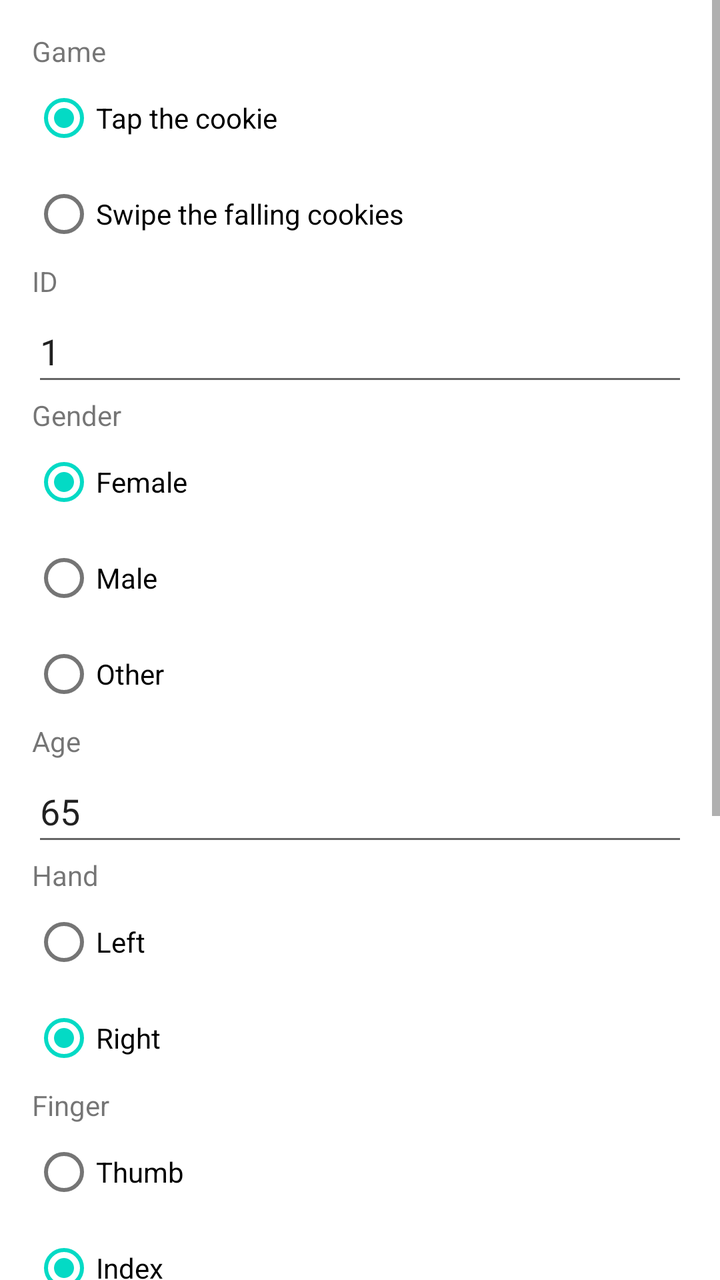
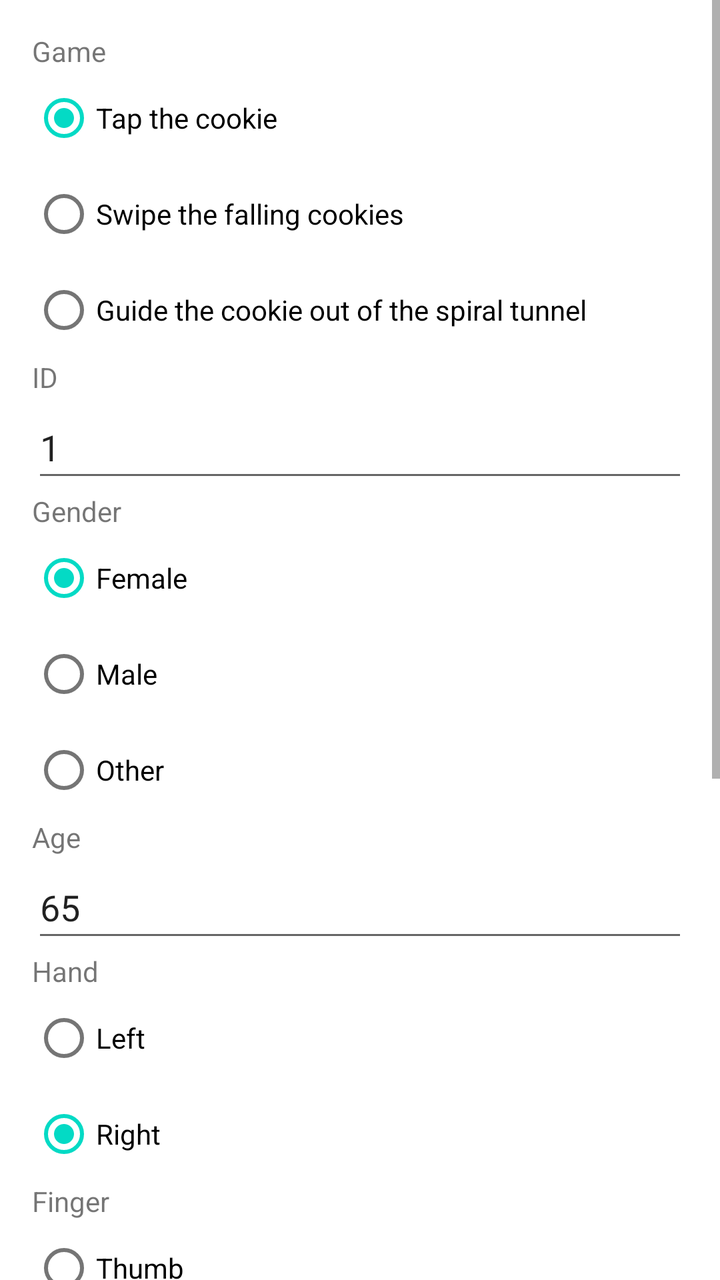

Two renders of the same Android screen: before a commit and after it. Below are the layout's source before the change and the commit's diff.
<!-- AndroidManifest.xml: application theme Theme.CookieCollector -->
<!-- res/layout/activity_setup.xml -->
<?xml version="1.0" encoding="utf-8"?>
<androidx.constraintlayout.widget.ConstraintLayout xmlns:android="http://schemas.android.com/apk/res/android"
    xmlns:app="http://schemas.android.com/apk/res-auto"
    xmlns:tools="http://schemas.android.com/tools"
    android:layout_width="match_parent"
    android:layout_height="match_parent"
    tools:context=".SetupActivity">

    <ScrollView
        android:layout_width="match_parent"
        android:layout_height="match_parent">

        <LinearLayout
            android:layout_width="match_parent"
            android:layout_height="wrap_content"
            android:orientation="vertical"
            android:padding="16dp">

            <TextView
                android:id="@+id/textViewGame"
                android:layout_width="match_parent"
                android:layout_height="wrap_content"
                android:text="@string/game" />

            <RadioGroup
                android:id="@+id/gameRadioGroup"
                android:layout_width="match_parent"
                android:layout_height="wrap_content">

                <RadioButton
                    android:id="@+id/tapGameRadioButton"
                    android:layout_width="match_parent"
                    android:layout_height="wrap_content"
                    android:checked="true"
                    android:text="@string/tap_game" />

                <RadioButton
                    android:id="@+id/swipeGameRadioButton"
                    android:layout_width="match_parent"
                    android:layout_height="wrap_content"
                    android:text="@string/swipe_game" />

            </RadioGroup>

            <TextView
                android:id="@+id/textView1"
                android:layout_width="match_parent"
                android:layout_height="wrap_content"
                android:text="@string/id" />

            <EditText
                android:id="@+id/editTextUserID"
                android:layout_width="match_parent"
                android:layout_height="wrap_content"
                android:ems="10"
                android:hint="Enter your ID"
                android:inputType="number"
                android:text="1"
                android:minHeight="48dp" />

            <TextView
                android:id="@+id/textView2"
                android:layout_width="match_parent"
                android:layout_height="wrap_content"
                android:text="@string/gender" />

            <RadioGroup
                android:id="@+id/genderRadioGroup"
                android:layout_width="match_parent"
                android:layout_height="wrap_content">

                <RadioButton
                    android:id="@+id/radioButton"
                    android:layout_width="match_parent"
                    android:layout_height="wrap_content"
                    android:checked="true"
                    android:text="@string/female" />

                <RadioButton
                    android:id="@+id/radioButton2"
                    android:layout_width="match_parent"
                    android:layout_height="wrap_content"
                    android:text="@string/male" />

                <RadioButton
                    android:id="@+id/radioButton3"
                    android:layout_width="match_parent"
                    android:layout_height="wrap_content"
                    android:text="@string/other_gender" />

            </RadioGroup>

            <TextView
                android:id="@+id/textView3"
                android:layout_width="match_parent"
                android:layout_height="wrap_content"
                android:text="@string/age" />

            <EditText
                android:id="@+id/editTextUserAge"
                android:layout_width="match_parent"
                android:layout_height="wrap_content"
                android:ems="10"
                android:hint="e.g., 65"
                android:inputType="number"
                android:text="65"
                android:minHeight="48dp" />

            <TextView
                android:id="@+id/textView4"
                android:layout_width="match_parent"
                android:layout_height="wrap_content"
                android:text="@string/hand" />

            <RadioGroup
                android:id="@+id/handRadioGroup"
                android:layout_width="match_parent"
                android:layout_height="wrap_content">

                <RadioButton
                    android:id="@+id/radioButton4"
                    android:layout_width="match_parent"
                    android:layout_height="wrap_content"
                    android:text="@string/left" />

                <RadioButton
                    android:id="@+id/radioButton5"
                    android:layout_width="match_parent"
                    android:layout_height="wrap_content"
                    android:checked="true"
                    android:text="@string/right" />

            </RadioGroup>

            <TextView
                android:id="@+id/textView5"
                android:layout_width="match_parent"
                android:layout_height="wrap_content"
                android:text="@string/finger" />

            <RadioGroup
                android:id="@+id/fingerRadioGroup"
                android:layout_width="match_parent"
                android:layout_height="wrap_content">

                <RadioButton
                    android:id="@+id/radioButton6"
                    android:layout_width="match_parent"
                    android:layout_height="wrap_content"
                    android:text="@string/thumb" />

                <RadioButton
                    android:id="@+id/radioButton7"
                    android:layout_width="match_parent"
                    android:layout_height="wrap_content"
                    android:checked="true"
                    android:text="@string/index" />

            </RadioGroup>


            <TextView
                android:id="@+id/textView13"
                android:layout_width="match_parent"
                android:layout_height="wrap_content"
                android:text="@string/target_size" />

            <RadioGroup
                android:id="@+id/sizeRadioGroup"
                android:layout_width="match_parent"
                android:layout_height="match_parent">

                <RadioButton
                    android:id="@+id/radioButton11"
                    android:layout_width="match_parent"
                    android:layout_height="wrap_content"
                    android:text="@string/small" />


                <RadioButton
                    android:id="@+id/radioButton13"
                    android:layout_width="match_parent"
                    android:layout_height="wrap_content"
                    android:checked="true"
                    android:text="@string/large" />
            </RadioGroup>


            <TextView
                android:id="@+id/textView6"
                android:layout_width="match_parent"
                android:layout_height="wrap_content"
                android:text="@string/session" />

            <RadioGroup
                android:id="@+id/sessionRadioGroup"
                android:layout_width="match_parent"
                android:layout_height="wrap_content">

                <RadioButton
                    android:id="@+id/radioButton9"
                    android:layout_width="match_parent"
                    android:layout_height="wrap_content"
                    android:checked="true"
                    android:text="@string/warmup" />

                <RadioButton
                    android:id="@+id/radioButton10"
                    android:layout_width="match_parent"
                    android:layout_height="wrap_content"
                    android:text="@string/formal" />
            </RadioGroup>

            <Button
                android:id="@+id/startGameButton"
                android:layout_width="match_parent"
                android:layout_height="100dp"
                android:text="@string/start" />
        </LinearLayout>
    </ScrollView>

</androidx.constraintlayout.widget.ConstraintLayout>
<!-- resources referenced by this layout -->
<resources>
  <string name="age">Age</string>
  <string name="female">Female</string>
  <string name="finger">Finger</string>
  <string name="formal">Formal</string>
  <string name="game">Game</string>
  <string name="gender">Gender</string>
  <string name="hand">Hand</string>
  <string name="id">ID</string>
  <string name="index">Index</string>
  <string name="large">Large</string>
  <string name="left">Left</string>
  <string name="male">Male</string>
  <string name="other_gender">Other</string>
  <string name="right">Right</string>
  <string name="session">Session</string>
  <string name="small">Small</string>
  <string name="start">START GAME</string>
  <string name="swipe_game">Swipe the falling cookies</string>
  <string name="tap_game">Tap the cookie</string>
  <string name="target_size">Target size</string>
  <string name="thumb">Thumb</string>
  <string name="warmup">Warmup</string>
  <style name="Theme.CookieCollector" parent="Theme.MaterialComponents.DayNight.DarkActionBar">
          
          <item name="colorPrimary">@color/purple_500</item>
          <item name="colorPrimaryVariant">@color/purple_700</item>
          <item name="colorOnPrimary">@color/white</item>
          
          <item name="colorSecondary">@color/teal_200</item>
          <item name="colorSecondaryVariant">@color/teal_700</item>
          <item name="colorOnSecondary">@color/black</item>
          
          <item name="android:statusBarColor" tools:targetApi="l">?attr/colorPrimaryVariant</item>
          
      </style>
  <color name="purple_500">#FF6200EE</color>
  <color name="purple_700">#FF3700B3</color>
  <color name="white">#FFFFFFFF</color>
  <color name="teal_200">#FF03DAC5</color>
  <color name="teal_700">#FF018786</color>
  <color name="black">#FF000000</color>
</resources>

<!-- the commit's change to res/layout/activity_setup.xml (unified diff, before → after) -->
@@ -40,6 +40,12 @@
                     android:layout_height="wrap_content"
                     android:text="@string/swipe_game" />
 
+                <RadioButton
+                    android:id="@+id/spiralGameRadioButton"
+                    android:layout_width="match_parent"
+                    android:layout_height="wrap_content"
+                    android:text="@string/spiral_game" />
+
             </RadioGroup>
 
             <TextView
<!-- resource entries referenced after the edit -->
@@ -16,6 +16,7 @@
   <string name="right">Right</string>
   <string name="session">Session</string>
   <string name="small">Small</string>
+  <string name="spiral_game">Guide the cookie out of the spiral tunnel</string>
   <string name="start">START GAME</string>
   <string name="swipe_game">Swipe the falling cookies</string>
   <string name="tap_game">Tap the cookie</string>
